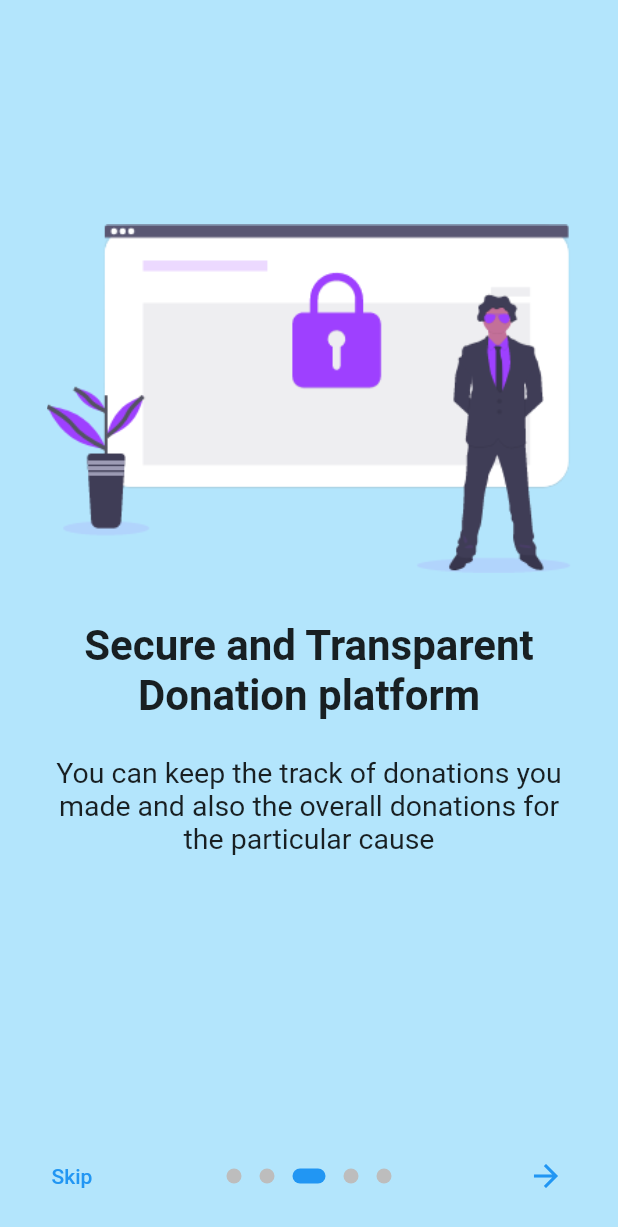
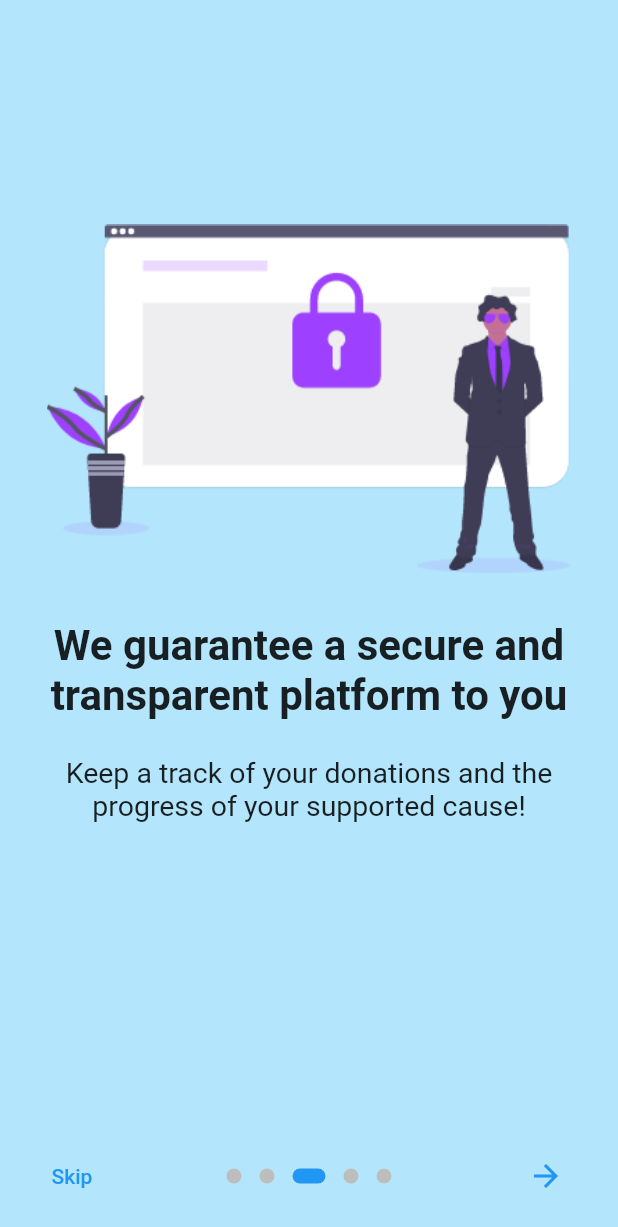
Before and after one commit to Shanu1515/Lets-Donate, a Flutter app: the screen it shows after launch, swiped to page 3, on a phone screen of 412 x 824 dp. Shown: the top 1227 px of the screen. Run offline on Flutter 3.47's test engine with Material 2 defaults, Android fonts, the light colour scheme and no system bars; drawn by our look-alikes of introduction_screen; our stand-ins replace firebase_auth, flutter_icons, fluttertoast, font_awesome_flutter, google_sign_in, shared_preferences and 1 more; missing offline and left inert: custom_splash, flutter_webview_plugin, razorpay_flutter; accounts and stored records are empty.

Commit message:
🛠 Content fix

```diff
--- a/lib/Boarding/onboarding.dart
+++ b/lib/Boarding/onboarding.dart
@@ -55,37 +55,37 @@ class _OnBoardingPageState extends State<OnBoardingPage> {
       key: introKey,
       pages: [
         PageViewModel(
-          title: "Quick Donations at your fingertips",
+          title: "Quick donations at your fingertips!",
           body:
-              "Donations accepted in different forms: Money,Food,Clothes and Others",
+              "Donations accepted in the form of money, food, clothes and anything you'd like you donate to the needy.",
           image: _buildImage('page1'),
           decoration: pageDecoration,
         ),
         PageViewModel(
-          title: "Pickup from doorstep",
+          title: "Easy pickup right from your doorstep!",
           body:
-              "No need to worry about sending the item to the desired NGOs.We take care of that.",
+              "Wondering how to send your donations to the NGO? Don't worry, we'll take care of it.",
           image: _buildImage('page2'),
           decoration: pageDecoration,
         ),
         PageViewModel(
-          title: "Secure and Transparent Donation platform",
+          title: "We guarantee a secure and transparent platform to you",
           body:
-              "You can keep the track of donations you made and also the overall donations for the particular cause",
+              "Keep a track of your donations and the progress of your supported cause!",
           image: _buildImage('page3'),
           decoration: pageDecoration,
         ),
         PageViewModel(
-          title: "Supported by UN's Sustainable development goals",
-          body:
-              "Select the desired goals and show your contributions with just a click",
+          title:
+              "We support and align with the UN's Sustainable Development Goals",
+          body: "Select and support a global cause while making a donation!",
           image: _buildImage('page4'),
           decoration: pageDecoration,
         ),
         PageViewModel(
-          title: "Small actions x lots of people= Big Change",
+          title: "Small actions * Pool of helpful people = Big change",
           body:
-              "Happiness doesn't result from what we get, but from what we give.\nSo Lets-Donate",
+              "Happiness doesn't result from what we get, but from what we give.\nWe believe in WElfare of all.",
           image: _buildImage('page5'),
           decoration: pageDecoration,
         ),
--- a/lib/Signup/signup.dart
+++ b/lib/Signup/signup.dart
@@ -30,7 +30,7 @@ class _SignupState extends State<Signup> {
           email: email, password: password);
       user = authResult.user.uid;
     } on PlatformException catch (err) {
-      var message = "An error occured,please check your credentials";
+      var message = "An error occurred, please check your credentials";
       if (err.message != null) {
         message = err.message;
       }
@@ -88,7 +88,7 @@ class _SignupState extends State<Signup> {
               Padding(
                 padding: const EdgeInsets.all(8.0),
                 child: Text(
-                  "Create an Account",
+                  "Create an account",
                   style: TextStyle(fontSize: 25, color: Colors.black38),
                 ),
               ),
@@ -132,7 +132,7 @@ class _SignupState extends State<Signup> {
                       child: TextFormField(
                         validator: (value) {
                           if (value.isEmpty || !value.contains("@")) {
-                            return "Please Enter the correct emailid";
+                            return "Please enter valid email-id";
                           }
                           return null;
                         },
@@ -165,7 +165,7 @@ class _SignupState extends State<Signup> {
                       child: TextFormField(
                         validator: (value) {
                           if (value.isEmpty || value.length < 10) {
-                            return "Please Enter the Correct number";
+                            return "Please enter valid mobile number";
                           }
                           return null;
                         },
@@ -355,7 +355,7 @@ class _SignupState extends State<Signup> {
                 children: [
                   SizedBox(width: MediaQuery.of(context).size.width / 1.7),
                   Text(
-                    "Existing user ?",
+                    "Existing user?",
                     style: TextStyle(color: Colors.black38, fontSize: 15),
                   ),
                   InkWell(
--- a/lib/sigin.dart
+++ b/lib/sigin.dart
@@ -77,7 +77,7 @@ class _SigninState extends State<Signin> {
                           child: TextFormField(
                             validator: (value) {
                               if (value.isEmpty || !value.contains("@")) {
-                                return "Please Enter the correct emailid";
+                                return "Please enter valid email-id";
                               }
                               return null;
                             },
@@ -86,7 +86,7 @@ class _SigninState extends State<Signin> {
                               email = value;
                             },
                             decoration: InputDecoration(
-                                hintText: "Input Email",
+                                hintText: "Email-ID",
                                 prefixIcon: Icon(
                                   Icons.person,
                                   color: Colors.deepPurple,
@@ -198,7 +198,7 @@ class _SigninState extends State<Signin> {
                       Padding(
                         padding: const EdgeInsets.all(20.0),
                         child: Text(
-                          "Login With Google",
+                          "Login with Google",
                           style: TextStyle(color: Colors.white, fontSize: 20),
                         ),
                       )
```
